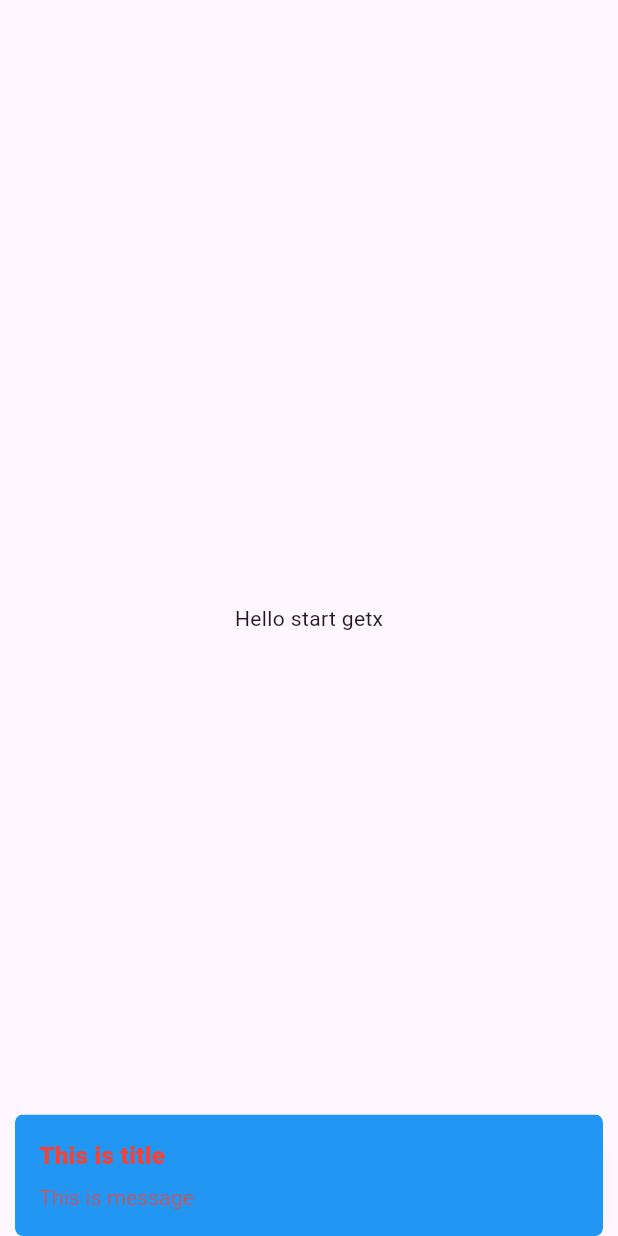
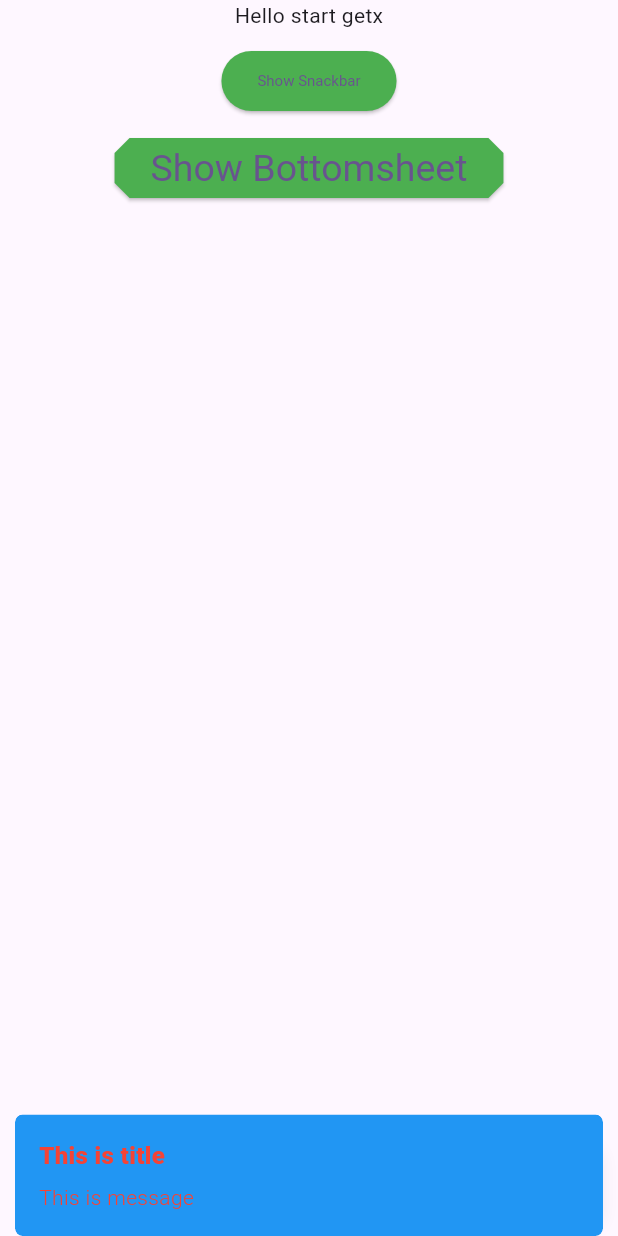
Before and after one commit to alamincmt/flutter_ui, a Flutter app: the screen it shows after launch, after a tap on the "add" icon, on a phone screen of 412 x 824 dp. Run offline on Flutter 3.47's test engine with Material 2 defaults, Android fonts, the light colour scheme and no system bars; our stand-ins replace get.

Commit message:
File structure has some changes and bottomsheet has added

```diff
--- a/Flutter_UI_With_GetX/lib/main.dart
+++ b/Flutter_UI_With_GetX/lib/main.dart
@@ -1,6 +1,6 @@
 import 'package:flutter/material.dart';
 import 'package:get/get.dart';
-import 'package:get_x_practice/views/home_page.dart';
+import 'package:get_x_practice/views/bottomsheetand_snackbar/snackbarandbottomsheet.dart';
 
 void main() {
   runApp(const MyApp());
--- /dev/null
+++ b/Flutter_UI_With_GetX/lib/views/bottomsheetand_snackbar/snackbarandbottomsheet.dart
@@ -0,0 +1,88 @@
+import 'package:flutter/material.dart';
+import 'package:get/get.dart';
+
+class HomePage extends StatelessWidget {
+  const HomePage({Key? key}) : super(key: key);
+
+  @override
+  Widget build(BuildContext context) {
+    return Scaffold(
+      body: SingleChildScrollView(
+        child: Column(
+          mainAxisAlignment: MainAxisAlignment.center,
+          children: [
+            Center(
+              child: Text("Hello start getx"),
+            ),
+            SizedBox(height: 10,),
+            ElevatedButton(onPressed: (){
+              showSnackBar();
+            }, child: Text("Show Snackbar"),style: ElevatedButton.styleFrom(
+              primary: Colors.green,
+              textStyle: const TextStyle(
+                  color: Colors.white,
+                  fontSize: 10,
+                  fontStyle: FontStyle.normal),
+            ),
+            ),
+            SizedBox(height: 10,),
+            ElevatedButton(onPressed: (){
+              showBottomSheets();
+            }, child: Text("Show Bottomsheet"),style: ElevatedButton.styleFrom(
+              primary: Colors.green,
+              // side: BorderSide(color: Colors.yellow, width: 5),
+              textStyle: const TextStyle(
+                  color: Colors.white, fontSize: 25, fontStyle: FontStyle.normal),
+              shape: BeveledRectangleBorder(
+                  borderRadius: BorderRadius.all(Radius.circular(10))),
+            ),
+            ),
+            SizedBox(height: 10,),
+          ],
+        ),
+      ),
+      floatingActionButton: FloatingActionButton(
+        onPressed: () {
+          showSnackBar();
+        },
+        child: Icon(Icons.add),
+      ),
+    );
+  }
+
+  showSnackBar() {
+    Get.snackbar("This is title", "This is message",
+        duration: Duration(
+          seconds: 3,
+        ),
+        dismissDirection: DismissDirection.horizontal,
+        colorText: Colors.red,
+        borderRadius: 5,
+        snackPosition: SnackPosition.BOTTOM,
+        backgroundColor: Colors.blue,
+        barBlur: 3);
+  }
+
+  showBottomSheets() {
+    Get.bottomSheet(
+      Container(
+        height: 200,
+        width: double.infinity,
+        child: Column(
+          mainAxisAlignment: MainAxisAlignment.center,
+          children: [
+            Text("Data 1"),
+            Text("Data 2"),
+            Text("Data 3"),
+          ],
+        ),
+      ),
+      backgroundColor: Colors.grey,
+      barrierColor: Colors.teal,
+      elevation: 1,
+      enableDrag: true,
+      enterBottomSheetDuration: Duration(seconds: 2),
+      exitBottomSheetDuration: Duration(seconds: 3),
+    );
+  }
+}
--- a/Flutter_UI_With_GetX/lib/views/home_page.dart
+++ /dev/null
@@ -1,39 +0,0 @@
-import 'package:flutter/material.dart';
-import 'package:get/get.dart';
-
-class HomePage extends StatelessWidget {
-  const HomePage({Key? key}) : super(key: key);
-
-  @override
-  Widget build(BuildContext context) {
-    return Scaffold(
-      body: Column(
-        mainAxisAlignment: MainAxisAlignment.center,
-        children: [
-          Center(
-            child: Text("Hello start getx"),
-          ),
-        ],
-      ),
-      floatingActionButton: FloatingActionButton(
-        onPressed: () {
-          showSnackBar();
-        },
-        child: Icon(Icons.add),
-      ),
-    );
-  }
-
-  showSnackBar() {
-    Get.snackbar("This is title", "This is message",
-        duration: Duration(
-          seconds: 3,
-        ),
-        dismissDirection: DismissDirection.horizontal,
-        colorText: Colors.red,
-        borderRadius: 5,
-        snackPosition: SnackPosition.BOTTOM,
-        backgroundColor: Colors.blue,
-        barBlur: 3);
-  }
-}
```
